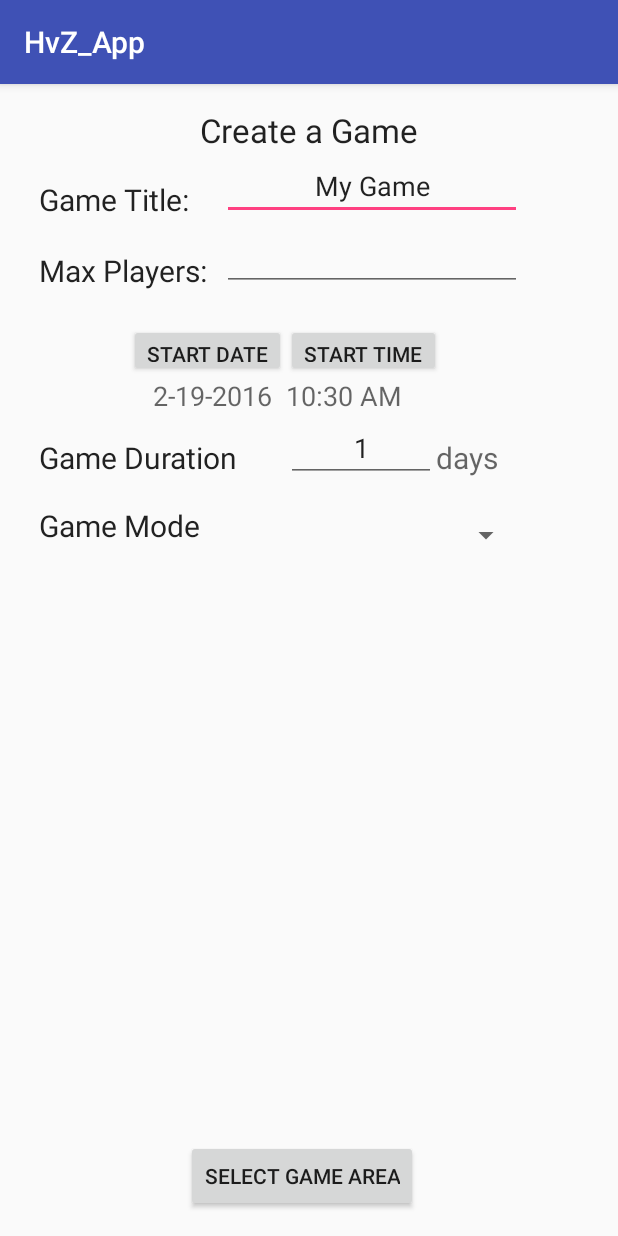
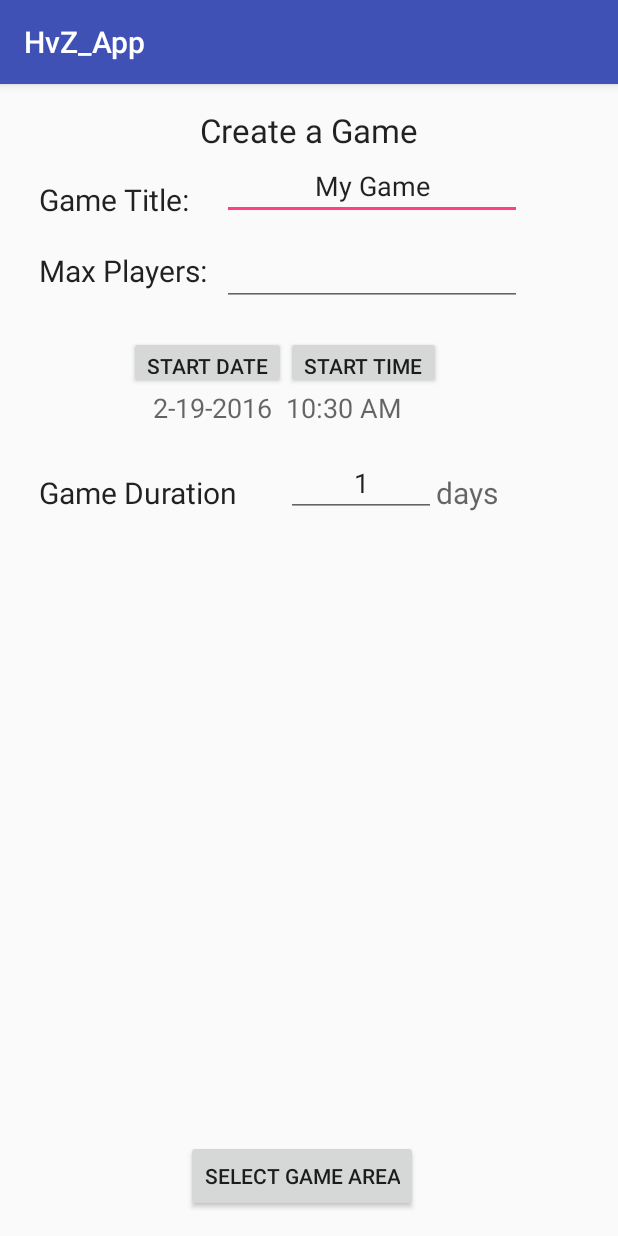
Before and after one commit to Micasou/ATandTHackathonSeattleMarch18th, an Android app: the CreateGameActivity screen opened directly, with no data from a screen before it, on a phone screen of 412 x 824 dp. Run offline under Robolectric (Android 15) with nearby library versions, the phone set to English and light mode, and no system bars.

Commit message:
Removed unused game mode option from create game.

```diff
--- a/app/src/main/java/edu/washington/chau93/hvz_app/activities/CreateGameActivity.java
+++ b/app/src/main/java/edu/washington/chau93/hvz_app/activities/CreateGameActivity.java
@@ -57,7 +57,6 @@ public class CreateGameActivity extends AppCompatActivity {
         // Connecting text fields from layout to this activity.
         // TODO: Grab user input data from these TEXT FIELDS
         myGameTitleField = (EditText) findViewById(R.id.game_title_textfield);
-        myMaxPlayersField = (EditText) findViewById(R.id.max_players_textfield);
         myGameDurationField = (EditText) findViewById(R.id.game_duration_field);
 
         // Connecting buttons from layout to this activity.
--- a/app/src/main/res/layout/activity_create_game.xml
+++ b/app/src/main/res/layout/activity_create_game.xml
@@ -70,7 +70,8 @@
                 android:layout_width="200dp"
                 android:layout_height="wrap_content"
                 android:id="@+id/max_players_textfield"
-                android:layout_column="1" />
+                android:layout_column="1"
+                android:layout_marginTop="10dp" />
 
         </TableRow>
 
@@ -85,7 +86,7 @@
         android:layout_below="@+id/tableLayout"
         android:layout_alignEnd="@+id/start_date_text"
         android:layout_marginTop="20dp"
-        android:onClick="showDatePickerDialog"/>
+        android:onClick="showTimePickerDialog"/>
 
     <TextView
         android:layout_width="wrap_content"
@@ -130,7 +131,8 @@
         android:layout_marginRight="10dp"
         android:layout_below="@+id/start_date_text"
         android:layout_alignParentStart="true"
-        android:paddingTop="15dp" />
+        android:paddingTop="15dp"
+        android:layout_marginTop="15dp" />
 
     <EditText
         android:layout_width="100dp"
@@ -153,27 +155,6 @@
         android:layout_toEndOf="@+id/game_duration_field"
         android:textSize="20dp" />
 
-    <TextView
-        android:layout_width="wrap_content"
-        android:layout_height="wrap_content"
-        android:textAppearance="?android:attr/textAppearanceLarge"
-        android:text="Game Mode"
-        android:id="@+id/game_mode_text"
-        android:layout_column="0"
-        android:layout_weight="1"
-        android:textSize="20dp"
-        android:layout_marginLeft="10dp"
-        android:layout_below="@+id/game_duration_field"
-        android:layout_alignParentStart="true"
-        android:layout_marginTop="15dp" />
-
-    <Spinner
-        android:layout_width="170dp"
-        android:layout_height="40dp"
-        android:id="@+id/spinner"
-        android:layout_alignTop="@+id/game_mode_text"
-        android:layout_alignEnd="@+id/tableLayout" />
-
     <Button
         android:layout_width="wrap_content"
         android:layout_height="wrap_content"
```
